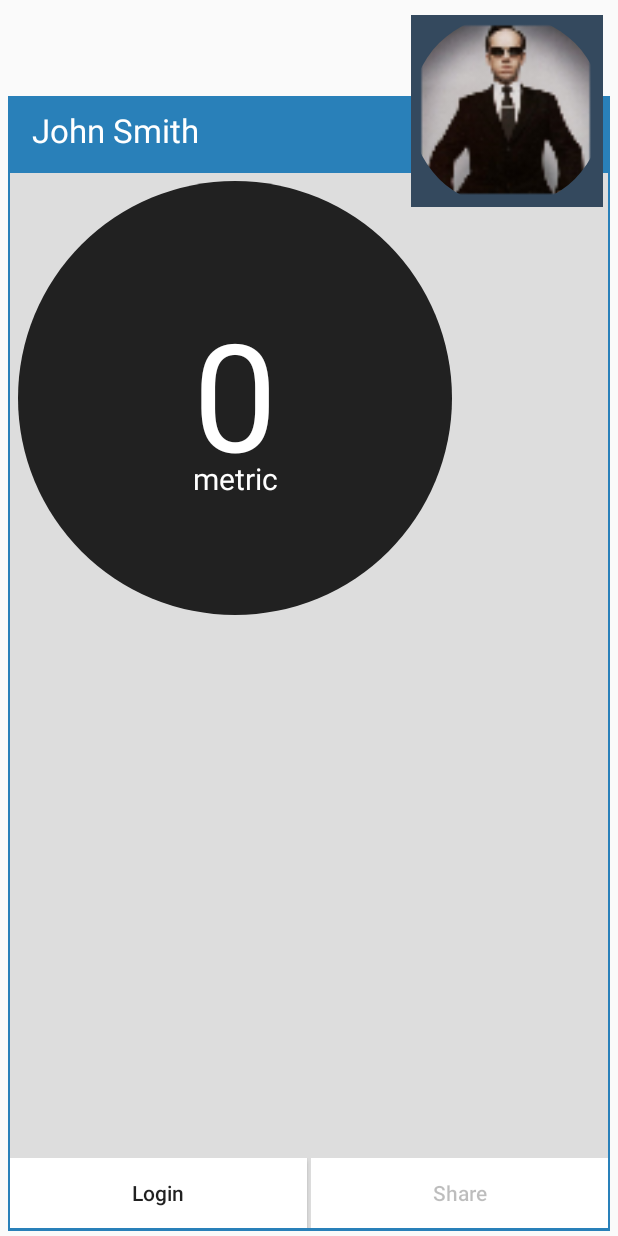
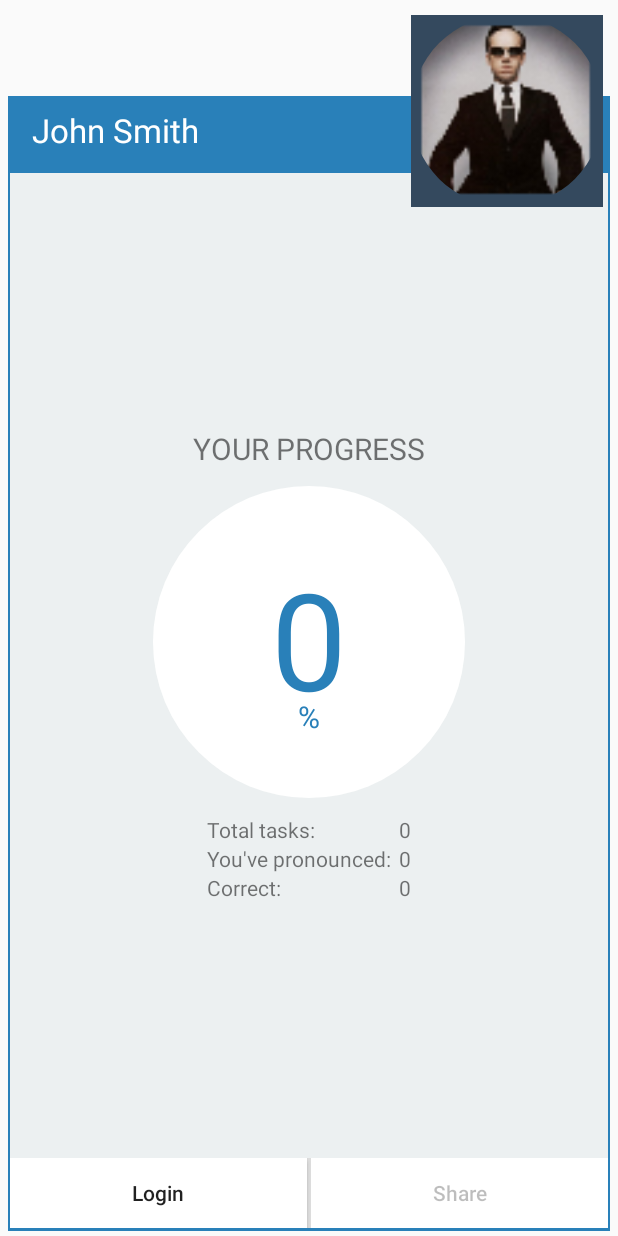
Before and after one commit to VysotskySviderskyGH/pronounceit, an Android app: the StatisticsActivity screen opened directly, with no data from a screen before it, on a phone screen of 412 x 824 dp. Run offline under Robolectric (Android 15) with nearby library versions, the phone set to English and light mode, and no system bars; libraries missing offline, so code that uses them is left out: android.support.v7, com.androidquery, com.androidquery.callback, com.facebook, com.github.gorbin.asne and 1 more; plain views replace RoundedImageView; 28 statements that could not run were skipped.

Commit message:
All statistic are done and restyled. Sharing now is working correctly

```diff
--- a/app/src/main/java/com/vsgh/pronounceit/activity/StatisticsActivity.java
+++ b/app/src/main/java/com/vsgh/pronounceit/activity/StatisticsActivity.java
@@ -5,7 +5,6 @@ import android.content.Intent;
 import android.content.res.Resources;
 import android.graphics.Bitmap;
 import android.graphics.BitmapFactory;
-import android.graphics.Color;
 import android.os.Bundle;
 import android.os.Handler;
 import android.support.annotation.Nullable;
@@ -32,8 +31,9 @@ import com.github.gorbin.asne.vk.VkSocialNetwork;
 import com.vsgh.pronounceit.Constants;
 import com.vsgh.pronounceit.R;
 import com.vsgh.pronounceit.activity.base.BaseVsghActivity;
+import com.vsgh.pronounceit.customviews.CircularCounter;
+import com.vsgh.pronounceit.persistence.Sentence;
 import com.vsgh.pronounceit.persistence.User;
-import com.vsgh.pronounceit.utils.CircularCounter;
 import com.vsgh.pronounceit.utils.ConnChecker;
 import com.vsgh.pronounceit.utils.SharedPrefsHelper;
 
@@ -215,7 +215,12 @@ public class StatisticsActivity extends BaseVsghActivity {
                         if (currentNetworkId != 0) {
                             SocialNetwork socialNetwork = mSocialNetworkManager
                                     .getSocialNetwork(currentNetworkId);
-                            String message = "I have new post from my app";
+                            String currentUser = SharedPrefsHelper.readStringFromSP(getActivity(),
+                                    Constants.CURRENT_USER, "John Smith");
+                            List<User> users = User.find(User.class, "username = ?", currentUser);
+                            final int result = Math.round(users.get(0).getSuccess() * 100 / 563);
+                            String message = getActivity().getString(R.string.firstpart) + result +
+                                    getActivity().getString(R.string.secondpart);
                             if (currentNetworkId == GooglePlusSocialNetwork.ID) {
                                 Bundle dialogParams = new Bundle();
                                 dialogParams.putString(SocialNetwork.BUNDLE_APP_NAME, getString(R.string.app_name));
@@ -224,19 +229,22 @@ public class StatisticsActivity extends BaseVsghActivity {
                                 socialNetwork.requestPostDialog(dialogParams, new OnPostingCompleteListener() {
                                     @Override
                                     public void onPostSuccessfully(int i) {
-
+                                        Toast.makeText(getActivity(),
+                                                getActivity().getString(R.string.success_msg), Toast.LENGTH_LONG).show();
                                     }
 
                                     @Override
                                     public void onError(int i, String s, String s2, Object o) {
-                                        Toast.makeText(getActivity(), "OK from MSG", Toast.LENGTH_LONG).show();
+                                        Toast.makeText(getActivity(), getActivity().getString(R.string.ext_error),
+                                                Toast.LENGTH_LONG).show();
                                     }
                                 });
                             } else {
                                 socialNetwork.requestPostMessage(message, new OnPostingCompleteListener() {
                                     @Override
                                     public void onPostSuccessfully(int i) {
-                                        Toast.makeText(getActivity(), "OK from MSG", Toast.LENGTH_LONG).show();
+                                        Toast.makeText(getActivity(),
+                                                getActivity().getString(R.string.success_msg), Toast.LENGTH_LONG).show();
                                     }
 
                                     @Override
@@ -252,21 +260,20 @@ public class StatisticsActivity extends BaseVsghActivity {
                     }
                 }
             });
-
-            colors = getResources().getStringArray(R.array.colors);
+            Resources resources = getResources();
             meter = (CircularCounter) getActivity().findViewById(R.id.meter);
             meter.setFirstWidth(getResources().getDimension(R.dimen.first))
-                    .setFirstColor(Color.parseColor(colors[0]))
+                    .setFirstColor(resources.getColor(R.color.s_blue))
 
                     .setSecondWidth(getResources().getDimension(R.dimen.second))
-                    .setSecondColor(Color.parseColor(colors[1]))
+                    .setSecondColor(resources.getColor(R.color.s_asphalt))
 
                     .setThirdWidth(getResources().getDimension(R.dimen.third))
-                    .setThirdColor(Color.parseColor(colors[2]))
+                    .setThirdColor(resources.getColor(R.color.s_green))
 
-                    .setBackgroundColor(-14606047);
+                    .setBackgroundColor(resources.getColor(R.color.s_white));
             String currentUser = SharedPrefsHelper.readStringFromSP(getActivity(),
-                    Constants.CURRENT_USER,"John Smith");
+                    Constants.CURRENT_USER, "John Smith");
             List<User> users = User.find(User.class, "username = ?", currentUser);
             final int currentResult = Math.round(users.get(0).getSuccess() * 100 / 563);
             handler = new Handler();
@@ -275,16 +282,22 @@ public class StatisticsActivity extends BaseVsghActivity {
                 boolean go = true;
 
                 public void run() {
-                    if (currV == currentResult && go){
+                    if (currV == currentResult && go) {
                         go = false;
                     }
-                    if (go){
+                    if (go) {
                         currV++;
                     }
                     meter.setValues(currV, currV * 2, currV * 3);
                     handler.postDelayed(this, 50);
                 }
             };
+            int allTasksCount = Sentence.listAll(Sentence.class).size();
+            int successCount = users.get(0).getSuccess();
+            int allDoneCoun = successCount + users.get(0).getUnsuccessful();
+            aQuery.id(R.id.tv_all).text(allTasksCount + "");
+            aQuery.id(R.id.tv_correct).text(successCount + "");
+            aQuery.id(R.id.tv_done).text(allDoneCoun + "");
         }
 
         @Override
--- a/app/src/main/java/com/vsgh/pronounceit/apihelpers/gatodata/GatodataApi.java
+++ b/app/src/main/java/com/vsgh/pronounceit/apihelpers/gatodata/GatodataApi.java
@@ -22,8 +22,8 @@ import java.net.URL;
  * Created by Slawa on 3/12/2015.
  */
 public class GatodataApi {
-    public static final String JSON_URL = "http://gatodata.com/pro/services/practices.php";
-    public static final String SOUNDS_BASE_URL = "http://www.gatodata.com/pro/meodia/audio/";
+    public static final String JSON_URL = "http://pronounceit.vysotsky.me/pitdocs/filemap.php";
+    public static final String SOUNDS_BASE_URL = "http://pronounceit.vysotsky.me/pitdocs/audio/";
     public static final String ID_PARAM = "id";
     public static final String TEXT_PARAM = "text";
     public static final String NAME_PARAM = "audio_link";
--- a/app/src/main/java/com/vsgh/pronounceit/utils/CircularCounter.java
+++ b/app/src/main/java/com/vsgh/pronounceit/customviews/CircularCounter.java
@@ -1,4 +1,4 @@
-package com.vsgh.pronounceit.utils;
+package com.vsgh.pronounceit.customviews;
 
 
 import android.annotation.SuppressLint;
--- a/app/src/main/res/layout/statistics_fragment_layout.xml
+++ b/app/src/main/res/layout/statistics_fragment_layout.xml
@@ -56,7 +56,7 @@
                 android:layout_below="@+id/divider"
                 android:layout_marginLeft="1dp"
                 android:layout_marginRight="1dp"
-                android:background="@color/s_smoke_white"
+                android:background="@color/s_background"
                 android:orientation="vertical"
                 android:textSize="12sp"
                 android:weightSum="3">
@@ -64,21 +64,75 @@
                 <LinearLayout
                     android:layout_width="match_parent"
                     android:layout_height="match_parent"
-                    android:layout_weight="2">
+                    android:layout_weight="2"
+                    android:gravity="center"
+                    android:orientation="vertical">
 
-                    <com.vsgh.pronounceit.utils.CircularCounter
-                        xmlns:meter="http://schemas.android.com/apk/res-auto"
+                    <TextView
+                        android:layout_width="wrap_content"
+                        android:layout_height="wrap_content"
+                        android:text="@string/progress"
+                        android:textSize="20sp" />
+
+                    <com.vsgh.pronounceit.customviews.CircularCounter xmlns:meter="http://schemas.android.com/apk/res-auto"
                         android:id="@+id/meter"
-                        android:layout_width="300dp"
-                        android:layout_height="300dp"
-                        android:padding="5dp"
+                        android:layout_width="220dp"
+                        android:layout_height="220dp"
+                        android:padding="6dp"
+                        meter:metricSize="20sp"
+                        meter:metricText="%"
                         meter:range="100"
-                        meter:textSize="100sp"
-                        meter:textColor="#ffffff"
-                        meter:metricSize="20sp"
-                        meter:metricText="metric"
-                        />
+                        android:layout_margin="5dp"
+                        meter:textColor="@color/s_blue"
+                        meter:textSize="90sp" />
 
+                    <TableLayout
+                        android:layout_width="wrap_content"
+                        android:layout_height="wrap_content">
+
+                        <TableRow>
+
+                            <TextView
+                                android:layout_width="wrap_content"
+                                android:layout_height="wrap_content"
+                                android:text="@string/total_tasks" />
+
+                            <TextView
+                                android:id="@+id/tv_all"
+                                android:layout_width="wrap_content"
+                                android:layout_height="wrap_content"
+                                android:text="0" />
+                        </TableRow>
+
+                        <TableRow>
+
+                            <TextView
+                                android:layout_width="wrap_content"
+                                android:layout_height="wrap_content"
+                                android:text="@string/done_tasks"
+                                android:layout_marginRight="5dp"/>
+
+                            <TextView
+                                android:id="@+id/tv_done"
+                                android:layout_width="wrap_content"
+                                android:layout_height="wrap_content"
+                                android:text="0" />
+                        </TableRow>
+
+                        <TableRow>
+
+                            <TextView
+                                android:layout_width="wrap_content"
+                                android:layout_height="wrap_content"
+                                android:text="@string/correct_task" />
+
+                            <TextView
+                                android:id="@+id/tv_correct"
+                                android:layout_width="wrap_content"
+                                android:layout_height="wrap_content"
+                                android:text="0" />
+                        </TableRow>
+                    </TableLayout>
                 </LinearLayout>
 
                 <LinearLayout
--- a/app/src/main/res/values/strings.xml
+++ b/app/src/main/res/values/strings.xml
@@ -60,11 +60,12 @@ We make your English better
     <string name="already_logged_error">"You've already logged "</string>
 
     <string name="app">Circular Counter</string>
-
-    <string-array name="colors">
-        <item>#004B4B</item>
-        <item>#DE9C59</item>
-        <item>#ffffff</item>
-    </string-array>
+    <string name="total_tasks">Total tasks:</string>
+    <string name="done_tasks">You\'ve pronounced: </string>
+    <string name="correct_task">Correct:</string>
+    <string name="progress">YOUR PROGRESS</string>
+    <string name="firstpart">"I've pronounced more then "</string>
+    <string name="secondpart">" percents. Now it's your turn to pronounce!"</string>
+    <string name="success_msg">Success</string>
 
 </resources>
```
